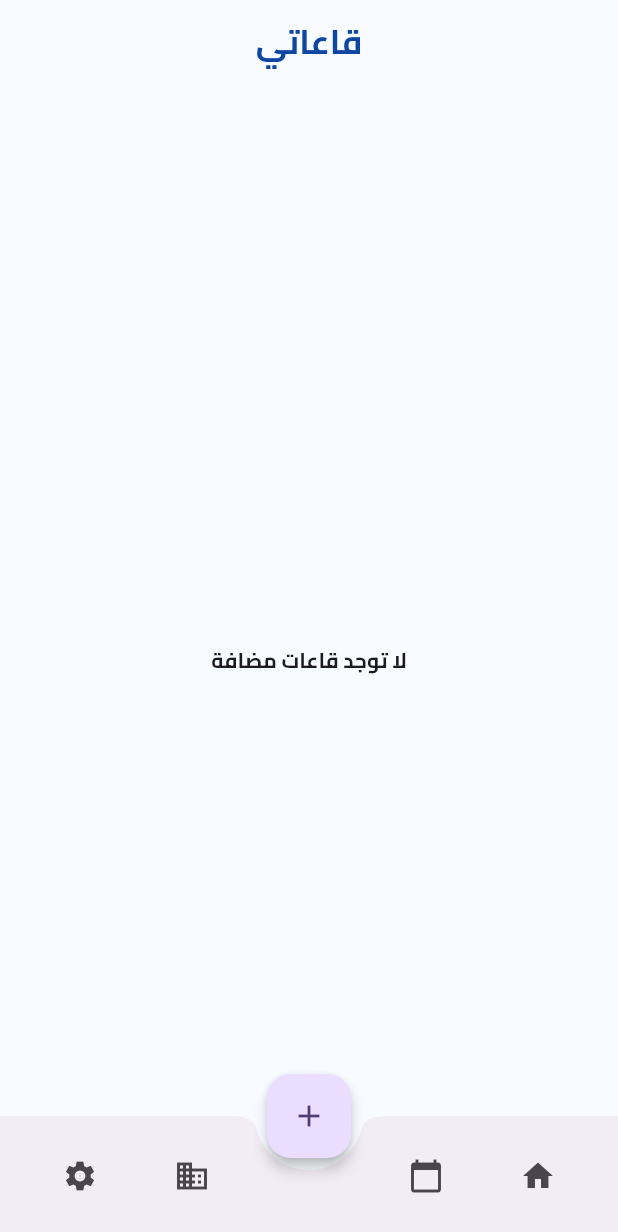
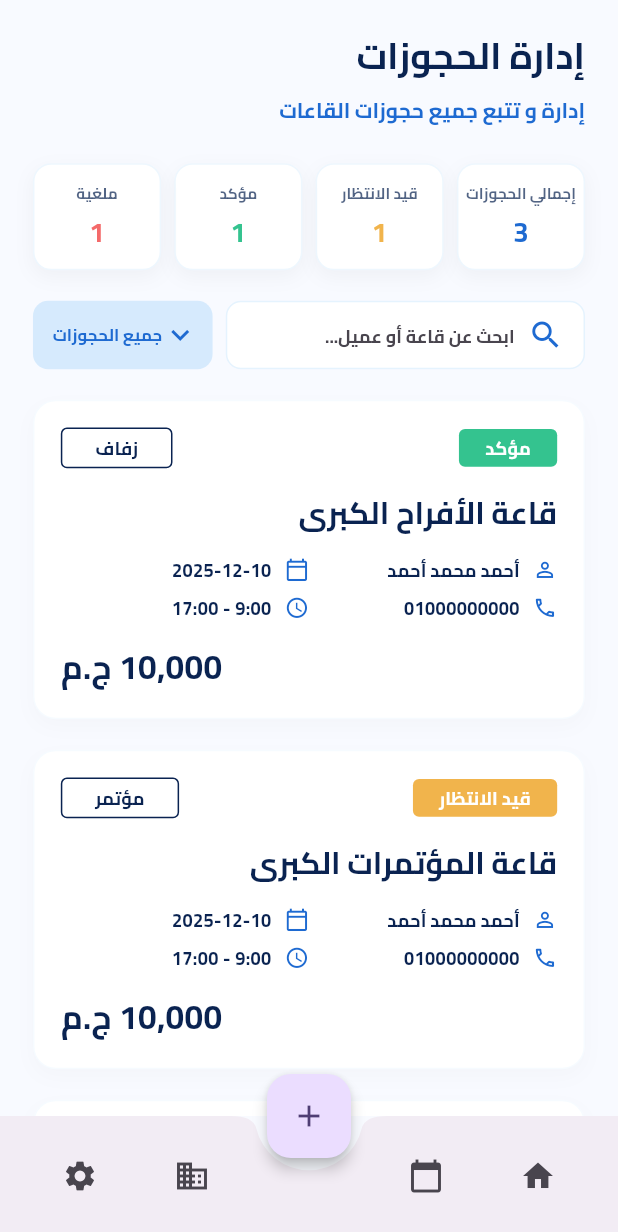
Before and after one commit to Dev-Fady/qa3a_owner, a Flutter app: the MyHallsScreen screen opened by its route, after a tap on the "calendar today" icon, on a phone screen of 412 x 824 dp. Shown: the top 1232 px of the screen. Run offline on Flutter 3.47's test engine with Material 3 defaults, Android fonts, the phone set to English and light mode, and no system bars; our stand-ins replace device_preview_plus, dotted_border, flutter_bloc, flutter_screenutil, go_router, hive_flutter and 3 more; accounts and stored records are empty.

Commit message:
done Reservations Screen

```diff
--- a/lib/config/routes/app_routes.dart
+++ b/lib/config/routes/app_routes.dart
@@ -11,6 +11,7 @@ import 'package:qa3a_owner/features/home/presentation/screen/home_screen.dart';
 import 'package:qa3a_owner/features/my_halls/presentation/screen/hall_details.dart';
 import 'package:qa3a_owner/features/nav_bar/screen/main_screen.dart';
 import 'package:qa3a_owner/features/onboarding/screen/onboarding_screen.dart';
+import 'package:qa3a_owner/features/reservations/presentation/screen/reservations_screen.dart';
 import 'package:qa3a_owner/features/settings/presentation/screen/settings_screen.dart';
 import 'package:qa3a_owner/features/splash/screen/splash_screen.dart';
 import 'package:qa3a_owner/features/my_halls/presentation/screen/my_halls_screen.dart';
@@ -78,6 +79,11 @@ GoRouter createRouter(String initialLocation) {
               return HallDetails(hallModel: hallModel);
             },
           ),
+          GoRoute(
+            path: RouterName.reservationsScreen,
+            name: RouterName.reservationsScreen,
+            builder: (context, state) => const ReservationsScreen(),
+          ),
         ],
       ),
     ],
--- a/lib/config/routes/router_name.dart
+++ b/lib/config/routes/router_name.dart
@@ -10,4 +10,5 @@ class RouterName {
   static const String addHallScreen = '/addHallScreen';
   static const String myHallsScreen = '/myHallsScreen';
   static const String hallDetailsScreen = '/hallDetailsScreen';
+  static const String reservationsScreen = '/reservationsScreen';
 }
--- a/lib/features/nav_bar/screen/main_screen.dart
+++ b/lib/features/nav_bar/screen/main_screen.dart
@@ -47,7 +47,12 @@ class MainScreen extends StatelessWidget {
               ),
 
               SizedBox(width: 50.w), // The dummy child
-              IconButton(onPressed: () {}, icon: Icon(Icons.calendar_today)),
+              IconButton(
+                onPressed: () {
+                  context.goNamed(RouterName.reservationsScreen);
+                },
+                icon: Icon(Icons.calendar_today),
+              ),
               IconButton(
                 onPressed: () {
                   context.goNamed(RouterName.homeScreen);
--- /dev/null
+++ b/lib/features/reservations/presentation/screen/body_reservations_screen.dart
@@ -0,0 +1,39 @@
+
+import 'package:flutter/material.dart';
+import 'package:flutter_screenutil/flutter_screenutil.dart';
+import 'package:qa3a_owner/features/reservations/presentation/widget/reservation_list_card.dart';
+import 'package:qa3a_owner/features/reservations/presentation/widget/reservations_header.dart';
+import 'package:qa3a_owner/features/reservations/presentation/widget/reservations_stats_row.dart';
+import 'package:qa3a_owner/features/reservations/presentation/widget/search_and_filter.dart';
+
+class BodyReservationsScreen extends StatelessWidget {
+  const BodyReservationsScreen({
+    super.key,
+  });
+
+  @override
+  Widget build(BuildContext context) {
+    return SafeArea(
+      child: SingleChildScrollView(
+        child: Padding(
+          padding: EdgeInsets.symmetric(horizontal: 20.w, vertical: 20.h),
+          child: Directionality(
+            textDirection: TextDirection.rtl,
+            child: Column(
+              crossAxisAlignment: CrossAxisAlignment.start,
+              children: [
+                const ReservationsHeader(),
+                SizedBox(height: 25.h),
+                const ReservationsStatsRow(),
+                SizedBox(height: 20.h),
+                const SearchAndFilter(),
+                SizedBox(height: 20.h),
+                const ReservationListCard(),
+              ],
+            ),
+          ),
+        ),
+      ),
+    );
+  }
+}
--- /dev/null
+++ b/lib/features/reservations/presentation/screen/reservations_screen.dart
@@ -0,0 +1,15 @@
+import 'package:flutter/material.dart';
+import 'package:qa3a_owner/core/theme/app_theme.dart';
+import 'package:qa3a_owner/features/reservations/presentation/screen/body_reservations_screen.dart';
+
+class ReservationsScreen extends StatelessWidget {
+  const ReservationsScreen({super.key});
+
+  @override
+  Widget build(BuildContext context) {
+    return Scaffold(
+      backgroundColor: AppColors.background,
+      body: BodyReservationsScreen(),
+    );
+  }
+}
--- /dev/null
+++ b/lib/features/reservations/presentation/widget/reservation_card.dart
@@ -0,0 +1,150 @@
+import 'package:flutter/material.dart';
+import 'package:flutter_screenutil/flutter_screenutil.dart';
+import 'package:qa3a_owner/core/theme/app_theme.dart';
+
+class ReservationCard extends StatelessWidget {
+  final String hallName;
+  final String customerName;
+  final String phone;
+  final String date;
+  final String time;
+  final String price;
+  final String status;
+  final String category;
+  final Color statusColor;
+
+  const ReservationCard({
+    super.key,
+    required this.hallName,
+    required this.customerName,
+    required this.phone,
+    required this.date,
+    required this.time,
+    required this.price,
+    required this.status,
+    required this.category,
+    required this.statusColor,
+  });
+
+  @override
+  Widget build(BuildContext context) {
+    return Container(
+      margin: EdgeInsets.only(bottom: 20.h),
+      padding: EdgeInsets.all(16.w),
+      decoration: BoxDecoration(
+        color: Colors.white,
+        borderRadius: BorderRadius.circular(15.r),
+        boxShadow: [
+          BoxShadow(
+            color: Colors.black.withAlpha(5),
+            blurRadius: 10,
+            offset: const Offset(0, 5),
+          ),
+        ],
+        border: Border.all(color: Colors.blue.withAlpha(10)),
+      ),
+      child: Column(
+        crossAxisAlignment: CrossAxisAlignment.start,
+        children: [
+          Row(
+            mainAxisAlignment: MainAxisAlignment.spaceBetween,
+            children: [
+              Container(
+                padding: EdgeInsets.symmetric(horizontal: 16.w, vertical: 4.h),
+                decoration: BoxDecoration(
+                  color: statusColor,
+                  borderRadius: BorderRadius.circular(4.r),
+                ),
+                child: Text(
+                  status,
+                  style: TextStyle(
+                    color: Colors.white,
+                    fontSize: 12.sp,
+                    fontWeight: FontWeight.bold,
+                  ),
+                ),
+              ),
+              Container(
+                padding: EdgeInsets.symmetric(horizontal: 20.w, vertical: 4.h),
+                decoration: BoxDecoration(
+                  color: Colors.white,
+                  borderRadius: BorderRadius.circular(4.r),
+                  border: Border.all(color: const Color(0xFF0A2351)),
+                ),
+                child: Text(
+                  category,
+                  style: TextStyle(
+                    color: const Color(0xFF0A2351),
+                    fontSize: 12.sp,
+                    fontWeight: FontWeight.bold,
+                  ),
+                ),
+              ),
+            ],
+          ),
+          SizedBox(height: 15.h),
+          Text(
+            hallName,
+            style: AppTextStyles.heading2.copyWith(
+              color: const Color(0xFF0A2351),
+              fontSize: 20.sp,
+            ),
+          ),
+          SizedBox(height: 15.h),
+          Row(
+            crossAxisAlignment: CrossAxisAlignment.start,
+            children: [
+              Expanded(
+                child: Column(
+                  children: [
+                    _buildInfoRow(Icons.person_outline, customerName),
+                    SizedBox(height: 8.h),
+                    _buildInfoRow(Icons.phone_outlined, phone),
+                  ],
+                ),
+              ),
+              Expanded(
+                child: Column(
+                  children: [
+                    _buildInfoRow(Icons.calendar_today_outlined, date),
+                    SizedBox(height: 8.h),
+                    _buildInfoRow(Icons.access_time, time),
+                  ],
+                ),
+              ),
+            ],
+          ),
+          SizedBox(height: 15.h),
+          Align(
+            alignment: Alignment.centerLeft,
+            child: Text(
+              price,
+              style: TextStyle(
+                fontSize: 22.sp,
+                fontWeight: FontWeight.bold,
+                color: const Color(0xFF0A2351),
+              ),
+            ),
+          ),
+        ],
+      ),
+    );
+  }
+
+  Widget _buildInfoRow(IconData icon, String text) {
+    return Row(
+      children: [
+        Icon(icon, size: 16.sp, color: const Color(0xFF1E6AD1)),
+        SizedBox(width: 8.w),
+        Text(
+          text,
+          style: TextStyle(
+            fontSize: 12.sp,
+            color: const Color(0xFF0A2351),
+            fontWeight: FontWeight.bold,
+          ),
+        ),
+      ],
+    );
+  }
+}
--- /dev/null
+++ b/lib/features/reservations/presentation/widget/reservation_list_card.dart
@@ -0,0 +1,49 @@
+import 'package:flutter/material.dart';
+import 'package:qa3a_owner/features/reservations/presentation/widget/reservation_card.dart';
+
+class ReservationListCard extends StatelessWidget {
+  const ReservationListCard({super.key});
+
+  @override
+  Widget build(BuildContext context) {
+    return ListView(
+      shrinkWrap: true,
+      physics: const NeverScrollableScrollPhysics(),
+      children: const [
+        ReservationCard(
+          hallName: 'قاعة الأفراح الكبرى',
+          customerName: 'أحمد محمد أحمد',
+          phone: '01000000000',
+          date: '2025-12-10',
+          time: '9:00 - 17:00',
+          price: '10,000 ج.م',
+          status: 'مؤكد',
+          category: 'زفاف',
+          statusColor: Color(0xFF34C38F),
+        ),
+        ReservationCard(
+          hallName: 'قاعة المؤتمرات الكبرى',
+          customerName: 'أحمد محمد أحمد',
+          phone: '01000000000',
+          date: '2025-12-10',
+          time: '9:00 - 17:00',
+          price: '10,000 ج.م',
+          status: 'قيد الانتظار',
+          category: 'مؤتمر',
+          statusColor: Color(0xFFF1B44C),
+        ),
+        ReservationCard(
+          hallName: 'قاعة المناسبات',
+          customerName: 'أحمد محمد أحمد',
+          phone: '01000000000',
+          date: '2025-12-10',
+          time: '9:00 - 17:00',
+          price: '10,000 ج.م',
+          status: 'ملغى',
+          category: 'زفاف',
+          statusColor: Color(0xFFF46A6A),
+        ),
+      ],
+    );
+  }
+}
--- /dev/null
+++ b/lib/features/reservations/presentation/widget/reservations_header.dart
@@ -0,0 +1,30 @@
+import 'package:flutter/material.dart';
+import 'package:flutter_screenutil/flutter_screenutil.dart';
+import 'package:qa3a_owner/core/theme/app_theme.dart';
+
+class ReservationsHeader extends StatelessWidget {
+  const ReservationsHeader({super.key});
+
+  @override
+  Widget build(BuildContext context) {
+    return Column(
+      crossAxisAlignment: CrossAxisAlignment.start,
+      children: [
+        Text(
+          'إدارة الحجوزات',
+          style: AppTextStyles.heading1.copyWith(
+            color: const Color(0xFF0A2351),
+            fontSize: 24.sp,
+          ),
+        ),
+        SizedBox(height: 8.h),
+        Text(
+          'إدارة و تتبع جميع حجوزات القاعات',
+          style: AppTextStyles.body1.copyWith(
+            color: const Color(0xFF1E6AD1),
+          ),
+        ),
+      ],
+    );
+  }
+}
--- /dev/null
+++ b/lib/features/reservations/presentation/widget/reservations_stat_card.dart
@@ -0,0 +1,50 @@
+import 'package:flutter/material.dart';
+import 'package:flutter_screenutil/flutter_screenutil.dart';
+
+class ReservationsStatCard extends StatelessWidget {
+  const ReservationsStatCard({super.key, required this.title, required this.value, required this.color});
+  final String title;
+  final String value;
+  final Color color;
+
+  @override
+  Widget build(BuildContext context) {
+    return Container(
+      padding: EdgeInsets.symmetric(vertical: 12.h),
+      decoration: BoxDecoration(
+        color: Colors.white,
+        borderRadius: BorderRadius.circular(12.r),
+        boxShadow: [
+          BoxShadow(
+            color: Colors.black.withAlpha(10),
+            blurRadius: 10,
+            offset: const Offset(0, 4),
+          ),
+        ],
+        border: Border.all(color: Colors.blue.withAlpha(20)),
+      ),
+      child: Column(
+        children: [
+          Text(
+            title,
+            style: TextStyle(
+              fontSize: 10.sp,
+              fontWeight: FontWeight.bold,
+              color: const Color(0xFF0A2351).withAlpha(180),
+            ),
+            textAlign: TextAlign.center,
+          ),
+          SizedBox(height: 4.h),
+          Text(
+            value,
+            style: TextStyle(
+              fontSize: 18.sp,
+              fontWeight: FontWeight.bold,
+              color: color,
+            ),
+          ),
+        ],
+      ),
+    );
+  }
+}
--- /dev/null
+++ b/lib/features/reservations/presentation/widget/reservations_stats_row.dart
@@ -0,0 +1,46 @@
+import 'package:flutter/material.dart';
+import 'package:flutter_screenutil/flutter_screenutil.dart';
+import 'package:qa3a_owner/features/reservations/presentation/widget/reservations_stat_card.dart';
+
+class ReservationsStatsRow extends StatelessWidget {
+  const ReservationsStatsRow({super.key});
+
+  @override
+  Widget build(BuildContext context) {
+    return Row(
+      children: [
+        Expanded(
+          child: ReservationsStatCard(
+            title: 'إجمالي الحجوزات',
+            value: '3',
+            color: const Color(0xFF1E6AD1),
+          ),
+        ),
+        SizedBox(width: 8.w),
+        Expanded(
+          child: ReservationsStatCard(
+            title: 'قيد الانتظار',
+            value: '1',
+            color: const Color(0xFFF1B44C),
+          ),
+        ),
+        SizedBox(width: 8.w),
+        Expanded(
+          child: ReservationsStatCard(
+            title: 'مؤكد',
+            value: '1',
+            color: const Color(0xFF34C38F),
+          ),
+        ),
+        SizedBox(width: 8.w),
+        Expanded(
+          child: ReservationsStatCard(
+            title: 'ملغية',
+            value: '1',
+            color: const Color(0xFFF46A6A),
+          ),
+        ),
+      ],
+    );
+  }
+}
--- /dev/null
+++ b/lib/features/reservations/presentation/widget/search_and_filter.dart
@@ -0,0 +1,68 @@
+import 'package:flutter/material.dart';
+import 'package:flutter_screenutil/flutter_screenutil.dart';
+
+class SearchAndFilter extends StatelessWidget {
+  const SearchAndFilter({super.key});
+
+  @override
+  Widget build(BuildContext context) {
+    return Row(
+      children: [
+        Expanded(
+          flex: 2,
+          child: Container(
+            height: 45.h,
+            padding: EdgeInsets.symmetric(horizontal: 12.w),
+            decoration: BoxDecoration(
+              color: Colors.white,
+              borderRadius: BorderRadius.circular(10.r),
+              border: Border.all(color: Colors.blue.withAlpha(30)),
+            ),
+            child: Row(
+              children: [
+                const Icon(Icons.search, color: Color(0xFF1E6AD1)),
+                SizedBox(width: 8.w),
+                const Expanded(
+                  child: TextField(
+                    decoration: InputDecoration(
+                      hintText: 'ابحث عن قاعة أو عميل...',
+                      hintStyle: TextStyle(fontSize: 12),
+                      border: InputBorder.none,
+                      isDense: true,
+                    ),
+                  ),
+                ),
+              ],
+            ),
+          ),
+        ),
+        SizedBox(width: 8.w),
+        Expanded(
+          flex: 1,
+          child: Container(
+            height: 45.h,
+            padding: EdgeInsets.symmetric(horizontal: 12.w),
+            decoration: BoxDecoration(
+              color: Colors.blue.withAlpha(40),
+              borderRadius: BorderRadius.circular(10.r),
+            ),
+            child: Row(
+              mainAxisAlignment: MainAxisAlignment.spaceBetween,
+              children: [
+                const Icon(Icons.keyboard_arrow_down, color: Color(0xFF1E6AD1)),
+                Text(
+                  'جميع الحجوزات',
+                  style: TextStyle(
+                    fontSize: 11.sp,
+                    color: const Color(0xFF1E6AD1),
+                    fontWeight: FontWeight.bold,
+                  ),
+                ),
+              ],
+            ),
+          ),
+        ),
+      ],
+    );
+  }
+}
```
